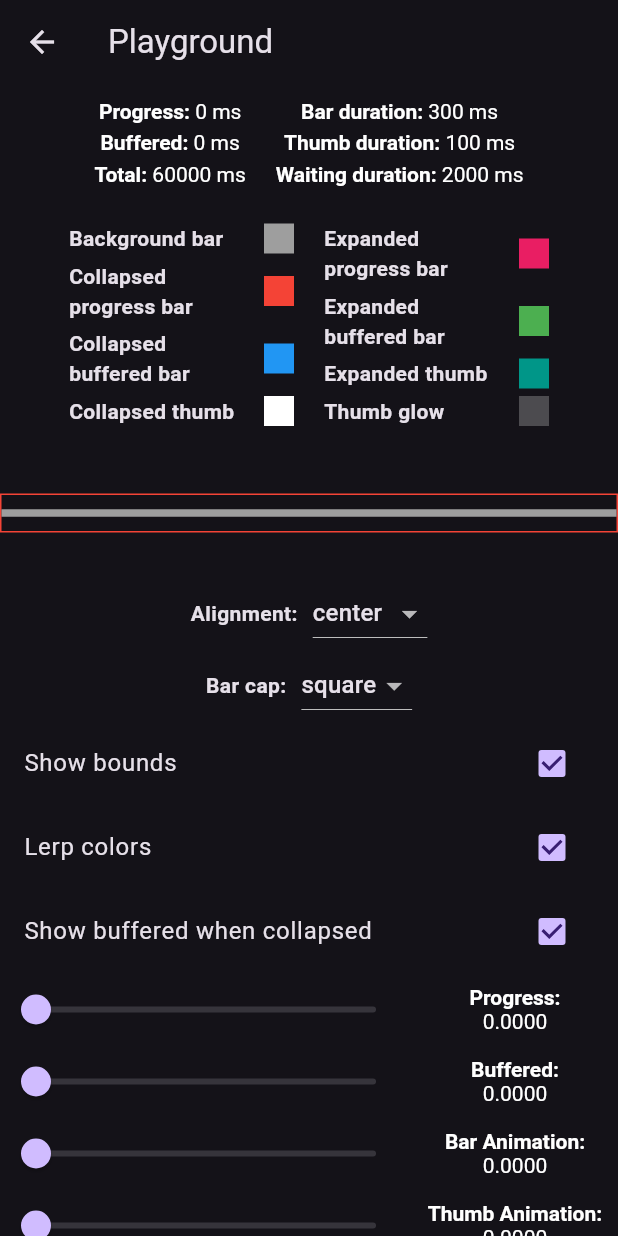
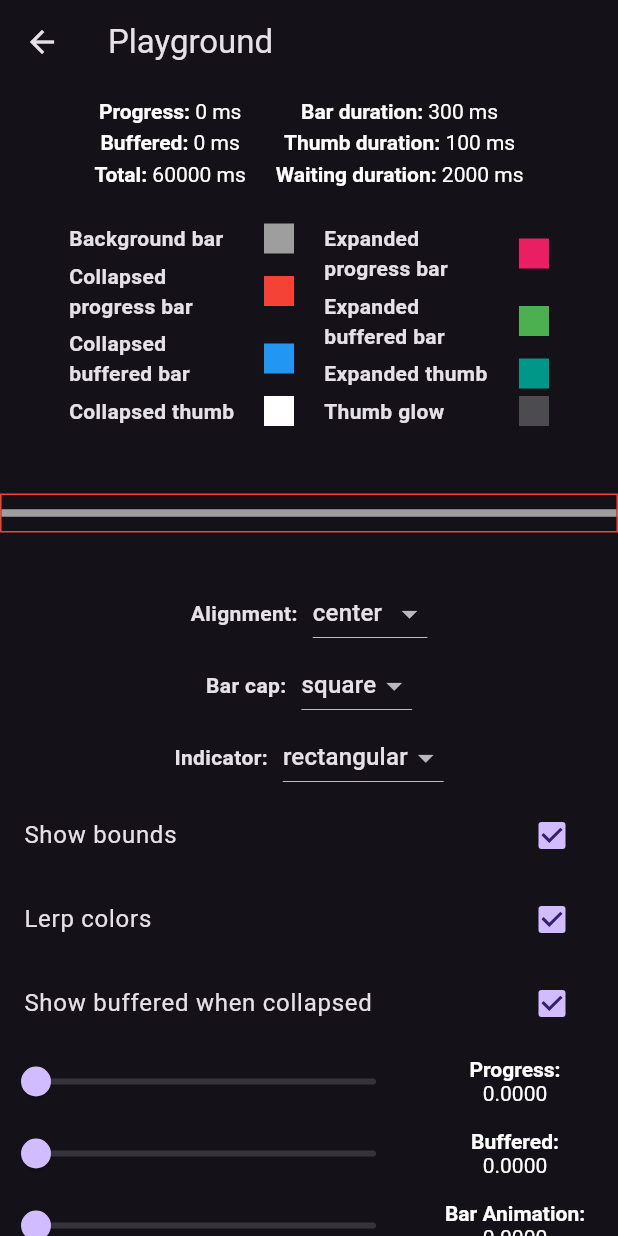
Before and after one commit to GabrielDamasceno/flutter_animated_progress_bar, a Flutter app: the Playground screen opened directly, on a phone screen of 412 x 824 dp. Run offline on Flutter 3.47's test engine with Material 2 defaults, Android fonts, the phone set to English and light mode, and no system bars; our stand-ins replace just_audio, rxdart, video_player.

Commit message:
feat: Update Playground example with indicator options

```diff
--- a/example/lib/ui/playground.dart
+++ b/example/lib/ui/playground.dart
@@ -31,6 +31,7 @@ class _PlaygroundState extends State<Playground> with TickerProviderStateMixin {
 
   late ProgressBarAlignment _alignment;
   late BarCapShape _barCapShape;
+  late ProgressBarIndicator _progressBarIndicator;
 
   late final Color _backgroundBarColor;
   late final Color _collapsedProgressBarColor;
@@ -57,6 +58,7 @@ class _PlaygroundState extends State<Playground> with TickerProviderStateMixin {
 
     _alignment = ProgressBarAlignment.center;
     _barCapShape = BarCapShape.square;
+    _progressBarIndicator = const RoundedRectangularProgressBarIndicator();
 
     _backgroundBarColor = Colors.grey;
     _collapsedProgressBarColor = Colors.red;
@@ -174,6 +176,7 @@ class _PlaygroundState extends State<Playground> with TickerProviderStateMixin {
                 expandedBarHeight: 10.0,
                 alignment: _alignment,
                 barCapShape: _barCapShape,
+                progressBarIndicator: _progressBarIndicator,
                 lerpColorsTransition: _lerpColors,
                 showBufferedWhenCollapsed: _showBufferedWhenCollapsed,
                 backgroundBarColor: _backgroundBarColor,
@@ -223,6 +226,38 @@ class _PlaygroundState extends State<Playground> with TickerProviderStateMixin {
                     .map((e) => DropdownMenuItem(value: e, child: Text(e.name)))
                     .toList(),
                 onChanged: (value) => setState(() => _barCapShape = value!),
+              ),
+            ],
+          ),
+          Row(
+            mainAxisAlignment: MainAxisAlignment.center,
+            children: [
+              const Text(
+                'Indicator:',
+                style: TextStyle(
+                  fontWeight: FontWeight.bold,
+                ),
+              ),
+              const SizedBox(width: 10.0),
+              DropdownButton(
+                value: _progressBarIndicator,
+                items: const [
+                  DropdownMenuItem(
+                    value: ProgressBarIndicator.none,
+                    child: Text('none'),
+                  ),
+                  DropdownMenuItem(
+                    value: RoundedRectangularProgressBarIndicator(),
+                    child: Text('rectangular'),
+                  ),
+                  DropdownMenuItem(
+                    value: CircularProgressBarIndicator(),
+                    child: Text('circular'),
+                  ),
+                ],
+                onChanged: (value) {
+                  setState(() => _progressBarIndicator = value!);
+                },
               ),
             ],
           ),
```
